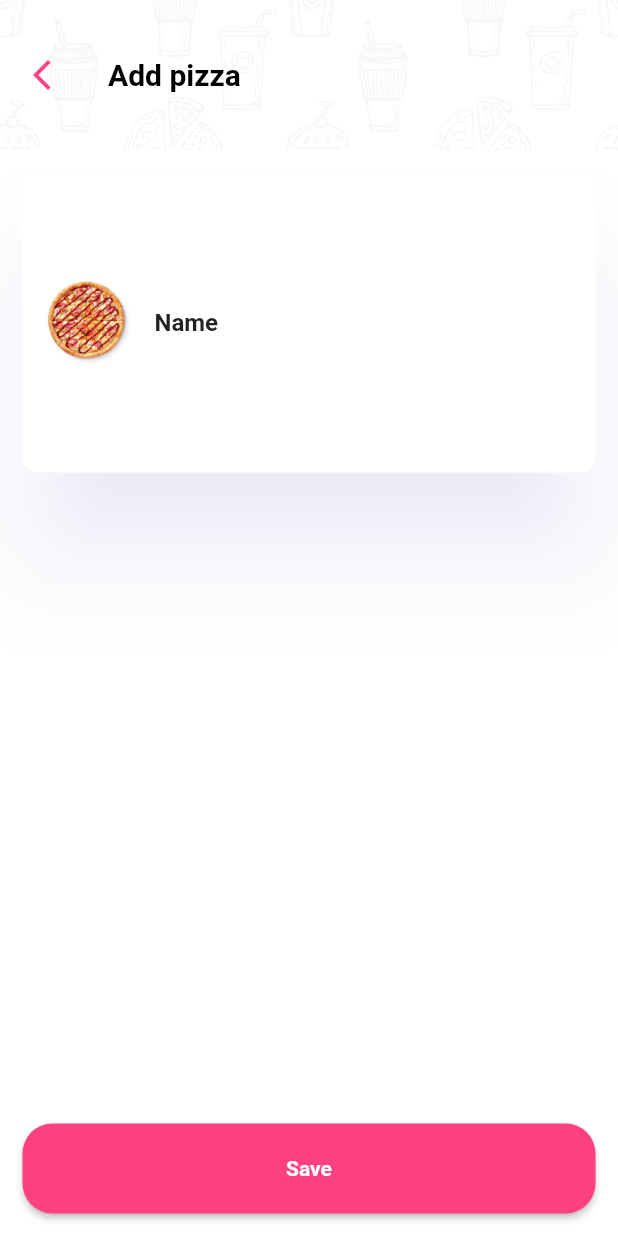
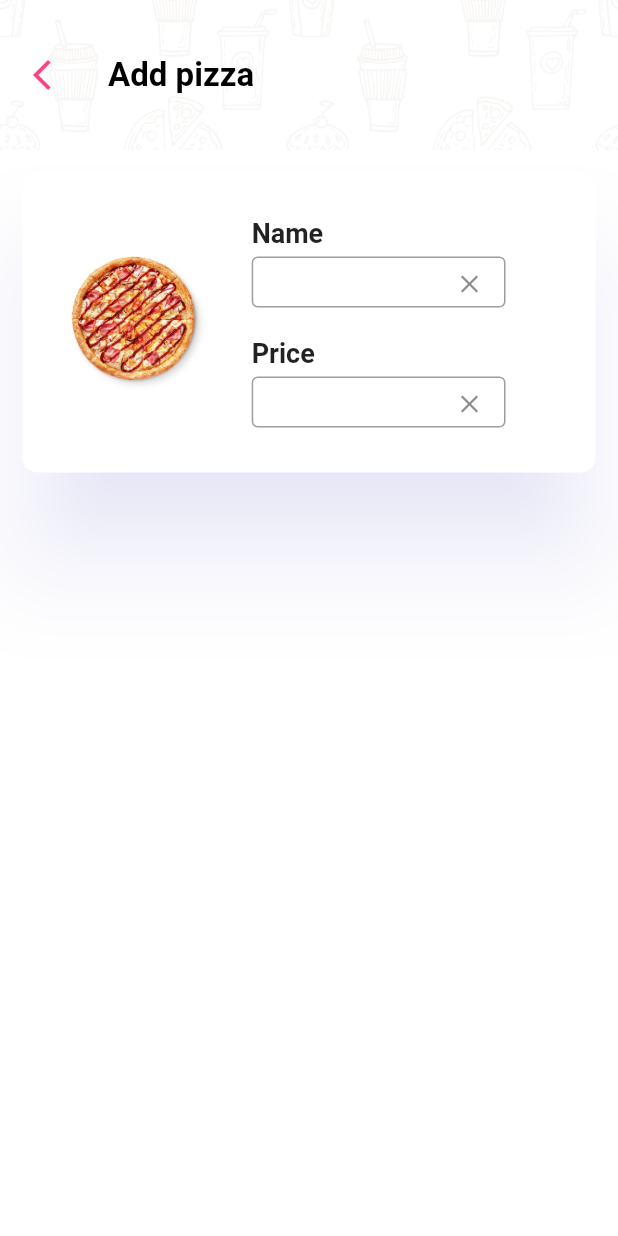
Before and after one commit to atlantic69/pizza_Time, a Flutter app: the screen it shows after launch, after a tap on the "add box" icon, on a phone screen of 412 x 824 dp. Run offline on Flutter 3.47's test engine with Material 2 defaults, Android fonts, the phone set to English and light mode, and no system bars.

Commit message:
Fixed second page Cards and UI

```diff
--- a/lib/pages/add_pizza.dart
+++ b/lib/pages/add_pizza.dart
@@ -44,6 +44,7 @@ class _AddPizzaState extends State<AddPizza> {
             child: Text('Add pizza', style: TextStyle(
               color: Colors.black,
               fontWeight: FontWeight.bold,
+              fontSize: 22,
             ),),
           ),
         ),
@@ -57,103 +58,97 @@ class _AddPizzaState extends State<AddPizza> {
               itemBuilder: (BuildContext context, int index) {
                 return Card(
                   elevation: 30,
-                shadowColor: Color.fromARGB(40, 70, 70, 250),
-                margin: EdgeInsets.all(15),
+                  shadowColor: const Color.fromARGB(50, 70, 70, 250),
+                  margin: const EdgeInsets.all(15),
                   shape: RoundedRectangleBorder(
-                    borderRadius: BorderRadius.circular(10)),
-                child: const SizedBox (
+                      borderRadius: BorderRadius.circular(10),
+                  ),
+                  child: SizedBox(
                     height: 200,
                     child: Center(
-                    child: ListTile(
-                      leading: Image(
+                      child: Row(
+                        children: <Widget>[
+                          Expanded(
+                            flex: 2,
+                            child: Column (
+                              mainAxisAlignment: MainAxisAlignment.center,
+                              children: const [
+                                SizedBox(
+                                  height: 90,
+                                  width: 90,
+                                  child: Image(
                                     image: AssetImage('assets/pizza.jpeg'),
                                   ),
-                      title: Text('Name', style: TextStyle(
+                                ),
+                              ],
+                            ),
+                          ),
+                          Expanded(
+                            flex: 3,
+                            child: Column(
+                              mainAxisAlignment: MainAxisAlignment.center,
+                              crossAxisAlignment: CrossAxisAlignment.start,
+                              children: <Widget>[
+                                const Text('Name',
+                                  style: TextStyle(
                                     fontWeight: FontWeight.bold,
+                                    fontSize: 18,
                                   ),),
+                                Padding(
+                                  padding: const EdgeInsets.only(top: 5, right: 60, bottom: 20),
+                                  child: SizedBox(
+                                    height: 34,
+                                    child: TextField(
+                                      textAlignVertical: TextAlignVertical.top,
+                                      decoration: InputDecoration(
+                                        border: const OutlineInputBorder(),
+                                        suffixIcon: IconButton(
+                                          icon: const Icon(Icons.clear),
+                                          iconSize: 20,
+                                          onPressed: () {
+
+                                          },
+                                        ),
+                                      ),
+                                    ),
+                                  ),
+                                ),
+                                const Text('Price',
+                                  style: TextStyle(
+                                    fontWeight: FontWeight.bold,
+                                    fontSize: 18,
+                                  ),),
+                                Padding(
+                                  padding: const EdgeInsets.only(top: 5, right: 60),
+                                  child: SizedBox(
+                                    height: 34,
+                                    child: TextField(
+                                      textAlignVertical: TextAlignVertical.top,
+                                      decoration: InputDecoration(
+                                        border: const OutlineInputBorder(),
+                                        suffixIcon: IconButton(
+                                          icon: const Icon(Icons.clear),
+                                          iconSize: 20,
+                                          onPressed: () {
+
+                                          },
+                                        ),
+                                      ),
+                                    ),
+                                  ),
+                                ),
+                              ],
+                            ),
+                          ),
+                        ],
                       ),
                     ),
                   ),
                 );
               }
           ),
-          Align(
-            alignment: Alignment.bottomCenter,
-            child: Container(
-              margin: const EdgeInsets.all(15),
-              width: double.infinity,
-              height: 60,
-              child: ElevatedButton(
-                style: ElevatedButton.styleFrom(
-                  primary: Colors.pinkAccent,
-                  shape: RoundedRectangleBorder(borderRadius: BorderRadius.circular(20)),
-                ),
-                child: Text('Save', style: TextStyle(
-                  fontWeight: FontWeight.bold,
-                ),),
-                onPressed: () {},
-              ),
-            ),
-          )
         ],
-      ),
-
-      /*
-      body: Column(
-        mainAxisAlignment: MainAxisAlignment.spaceBetween,
-        children: [
-          Row(
-            children: <Widget>[
-              Expanded(
-                child: ListView.builder(
-                  shrinkWrap: true,
-                  itemCount: 1,
-                  itemBuilder: (BuildContext context, int index) {
-                    return Card(
-                      elevation: 30,
-                      shadowColor: Color.fromARGB(35, 70, 70, 250),
-                      margin: EdgeInsets.all(15),
-                      shape: RoundedRectangleBorder(borderRadius: BorderRadius.circular(10)),
-                      child: const SizedBox (
-                        height: 200,
-                        child: Center (
-                          child: ListTile(
-                            leading: Image (
-                              image: AssetImage('assets/pizza.jpeg'),
-                            ),
-                            title: Text('Name', style: TextStyle(
-                              fontWeight: FontWeight.bold,
-                            ),),
-                          ),
-                        ),
       ),
     );
   }
-                ),
-              ),
-            ],
-          ),
-          Row (
-            mainAxisAlignment: MainAxisAlignment.center,
-            children: [
-              ElevatedButton(
-                style: ButtonStyle (
-                  backgroundColor: MaterialStateProperty.all(Colors.pinkAccent),
-                  fixedSize: MaterialStateProperty.all(const Size(360, 60)),
-                  shape: MaterialStateProperty.all(
-                    RoundedRectangleBorder(
-                      borderRadius: BorderRadius.circular(20),
-                    ),
-                  ),
-                ),
-                child: Text('Save'),
-                onPressed: () {},
-              ),
-            ],
-          )
-        ],
-      ),
-      */
-    );
 }
-}
--- a/lib/pages/pizza_market.dart
+++ b/lib/pages/pizza_market.dart
@@ -17,7 +17,7 @@ class _PizzaMarket extends State<PizzaMarket> {
   void initState() {
     super.initState();
     menu.addAll(['Aloha', 'Four season', 'Don Beacon']);
-    price.addAll([8, 10, 6]);
+    price.addAll(['8', '10', '6']);
   }
 
   @override
@@ -44,6 +44,7 @@ class _PizzaMarket extends State<PizzaMarket> {
             child: Text('Pizza Market', style: TextStyle(
               color: Colors.black,
               fontWeight: FontWeight.bold,
+              fontSize: 22,
             ),),
           ),
 
@@ -64,9 +65,103 @@ class _PizzaMarket extends State<PizzaMarket> {
         itemBuilder: (BuildContext context, int index) {
           return Card(
             elevation: 30,
+            shadowColor: const Color.fromARGB(40, 70, 70, 250),
+            margin: const EdgeInsets.all(15),
+            shape: RoundedRectangleBorder(
+              borderRadius: BorderRadius.circular(10),
+            ),
+            child: SizedBox(
+              height: 70,
+              child: Center(
+                child: Row(
+                  children: <Widget>[
+                    Expanded(
+                      flex: 9,
+                      child: Column (
+                        mainAxisAlignment: MainAxisAlignment.center,
+                        children: [
+                          ListTile(
+                            leading: const Image (
+                              image: AssetImage('assets/pizza.jpeg'),
+                            ),
+                            title: Text(menu[index],
+                              style: const TextStyle(
+                                fontWeight: FontWeight.bold,
+                                fontSize: 18,
+                              ),),
+                            trailing: const Icon(
+                              Icons.attach_money,
+                              color: Colors.pinkAccent,
+                              size: 30,
+                            ),
+                          ),
+                        ],
+                      ),
+                    ),
+                    Expanded(
+                      flex: 1,
+                      child: Column(
+                        mainAxisAlignment: MainAxisAlignment.center,
+                        crossAxisAlignment: CrossAxisAlignment.start,
+                        children: [
+                          Text(price[index],
+                            style: const TextStyle(
+                              color: Colors.pinkAccent,
+                              fontWeight: FontWeight.bold,
+                              fontSize: 22,
+                            ),),
+                        ],
+                      ),
+                    ),
+                  ],
+                ),
+              ),
+            ),
+          );
+        },
+      ),
+    );
+  }
+}
+
+                /*Column(
+                  children: [
+                    Text(price[index],
+                      style: const TextStyle(
+                          color: Colors.pinkAccent,
+                      ),),
+                  ],
+                ),*/
+
+/*
+                    SizedBox (
+                      height: 70,
+                      child: Center (
+                        child: ListTile(
+                          leading: const Image (
+                            image: AssetImage('assets/pizza.jpeg'),
+                          ),
+                          title: Text(menu[index],
+                            style: const TextStyle(
+                            fontWeight: FontWeight.bold,
+                          ),),
+                          trailing: const Icon(
+                            Icons.attach_money,
+                            color: Colors.pinkAccent,
+                          ),
+                        ),
+                      ),
+                    ),
+ */
+
+/*
+          return Card(
+            elevation: 30,
             shadowColor: Color.fromARGB(40, 70, 70, 250),
             margin: EdgeInsets.all(15),
-            shape: RoundedRectangleBorder(borderRadius: BorderRadius.circular(10)),
+            shape: RoundedRectangleBorder(
+                borderRadius: BorderRadius.circular(10),
+            ),
             child: SizedBox (
               height: 70,
               child: Center (
@@ -88,8 +183,4 @@ class _PizzaMarket extends State<PizzaMarket> {
               ),
             ),
           );
-        },
-      ),
-    );
-  }
-}
+ */
```
Lines whose indentation alone changed are shown as unchanged.
